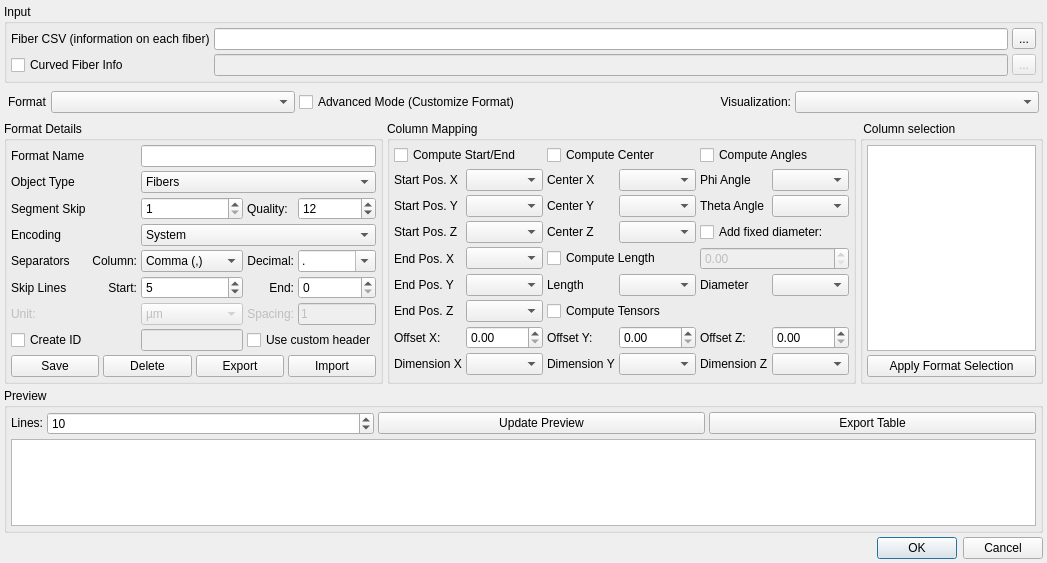
3dct/open_iA, file modules/FeatureScout/CsvInput.ui: the form before one commit.
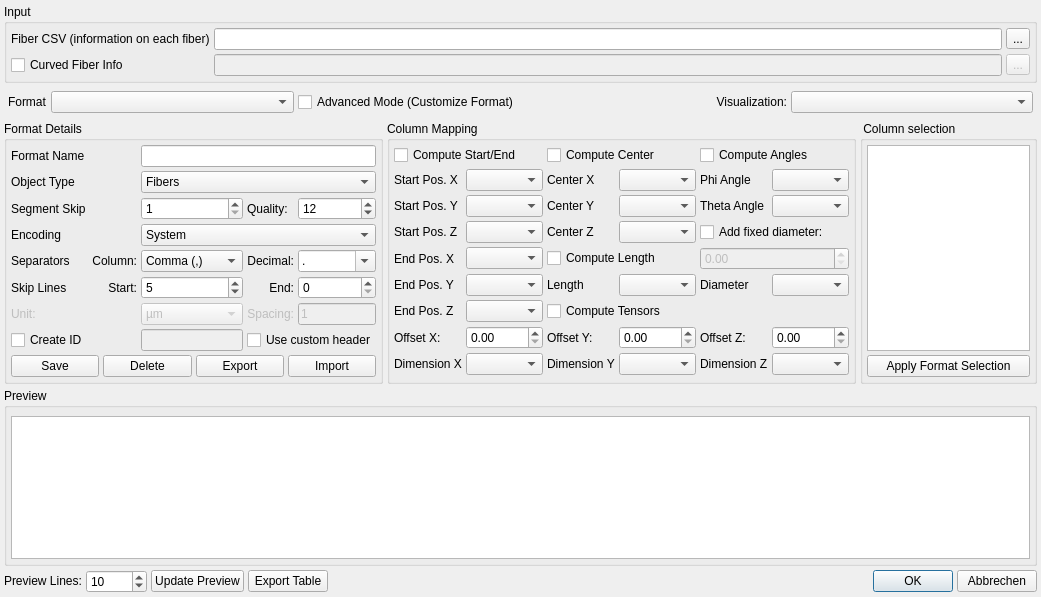
The form after the commit.

Commit message: FeatureScout: Merge buttonBar and preview settings

Patch:
```diff
--- a/modules/FeatureScout/CsvInput.ui
+++ b/modules/FeatureScout/CsvInput.ui
@@ -6,8 +6,8 @@
    <rect>
     <x>0</x>
     <y>0</y>
-    <width>1047</width>
-    <height>563</height>
+    <width>1041</width>
+    <height>597</height>
    </rect>
   </property>
   <property name="windowTitle">
@@ -996,6 +996,37 @@
          <property name="bottomMargin">
           <number>0</number>
          </property>
+        </layout>
+       </widget>
+      </item>
+      <item>
+       <widget class="QTableWidget" name="tbl_preview">
+        <property name="editTriggers">
+         <set>QAbstractItemView::NoEditTriggers</set>
+        </property>
+       </widget>
+      </item>
+     </layout>
+    </widget>
+   </item>
+   <item>
+    <widget class="QWidget" name="widget_2" native="true">
+     <layout class="QHBoxLayout" name="horizontalLayout_3">
+      <property name="spacing">
+       <number>4</number>
+      </property>
+      <property name="leftMargin">
+       <number>0</number>
+      </property>
+      <property name="topMargin">
+       <number>0</number>
+      </property>
+      <property name="rightMargin">
+       <number>0</number>
+      </property>
+      <property name="bottomMargin">
+       <number>0</number>
+      </property>
          <item>
           <widget class="QLabel" name="lbl_PreviewLines">
            <property name="sizePolicy">
@@ -1005,7 +1036,7 @@
             </sizepolicy>
            </property>
            <property name="text">
-            <string>Lines:</string>
+         <string>Preview Lines:</string>
            </property>
           </widget>
          </item>
@@ -1036,39 +1067,37 @@
            </property>
           </widget>
          </item>
-        </layout>
-       </widget>
-      </item>
       <item>
-       <widget class="QTableWidget" name="tbl_preview">
-        <property name="editTriggers">
-         <set>QAbstractItemView::NoEditTriggers</set>
-        </property>
-       </widget>
-      </item>
-     </layout>
-    </widget>
-   </item>
-   <item>
-    <widget class="QDialogButtonBox" name="buttonBox">
-     <property name="sizePolicy">
-      <sizepolicy hsizetype="Expanding" vsizetype="Fixed">
-       <horstretch>0</horstretch>
-       <verstretch>0</verstretch>
-      </sizepolicy>
-     </property>
-     <property name="maximumSize">
-      <size>
-       <width>16777215</width>
-       <height>16777215</height>
-      </size>
-     </property>
+       <spacer name="horizontalSpacer">
      <property name="orientation">
       <enum>Qt::Horizontal</enum>
      </property>
-     <property name="standardButtons">
-      <set>QDialogButtonBox::Cancel|QDialogButtonBox::Ok</set>
-     </property>
+        <property name="sizeHint" stdset="0">
+         <size>
+          <width>40</width>
+          <height>20</height>
+         </size>
+        </property>
+       </spacer>
+      </item>
+      <item>
+       <widget class="QPushButton" name="btn_OK">
+        <property name="text">
+         <string>OK</string>
+        </property>
+        <property name="default">
+         <bool>true</bool>
+        </property>
+       </widget>
+      </item>
+      <item>
+       <widget class="QPushButton" name="btn_Cancel">
+        <property name="text">
+         <string>Abbrechen</string>
+        </property>
+       </widget>
+      </item>
+     </layout>
     </widget>
    </item>
   </layout>
```
Left out of the diff: 12 changed lines with no effect on the pictures. Lines whose indentation alone changed are shown as unchanged. The commit also changes 1 other file.
